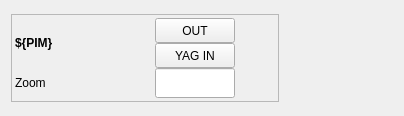
First picture: the form in widgets/yag.ui, repository pcdshub/ecs-pydm-ui, before the edit.
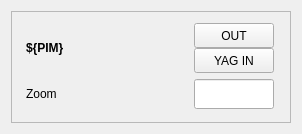
Second picture: the form after the edit. Custom widgets are drawn as their Qt base class.

```diff
--- a/widgets/yag.ui
+++ b/widgets/yag.ui
@@ -6,8 +6,8 @@
    <rect>
     <x>0</x>
     <y>0</y>
-    <width>404</width>
-    <height>116</height>
+    <width>302</width>
+    <height>134</height>
    </rect>
   </property>
   <property name="sizePolicy">
@@ -23,7 +23,7 @@
    <item>
     <widget class="QFrame" name="frame">
      <property name="sizePolicy">
-      <sizepolicy hsizetype="Fixed" vsizetype="Fixed">
+      <sizepolicy hsizetype="Preferred" vsizetype="Preferred">
        <horstretch>0</horstretch>
        <verstretch>0</verstretch>
       </sizepolicy>
@@ -39,19 +39,22 @@
        <number>0</number>
       </property>
       <property name="leftMargin">
-       <number>3</number>
+       <number>10</number>
       </property>
       <property name="topMargin">
-       <number>3</number>
+       <number>10</number>
       </property>
       <property name="rightMargin">
-       <number>3</number>
+       <number>10</number>
       </property>
       <property name="bottomMargin">
-       <number>3</number>
+       <number>10</number>
       </property>
       <item>
        <layout class="QHBoxLayout" name="horizontalLayout">
+        <property name="bottomMargin">
+         <number>5</number>
+        </property>
         <item>
          <widget class="PyDMLabel" name="PyDMLabel">
           <property name="sizePolicy">
@@ -62,7 +65,7 @@
           </property>
           <property name="minimumSize">
            <size>
-            <width>80</width>
+            <width>100</width>
             <height>30</height>
            </size>
           </property>
@@ -198,19 +201,6 @@
           </item>
          </layout>
         </item>
-        <item>
-         <spacer name="horizontalSpacer">
-          <property name="orientation">
-           <enum>Qt::Horizontal</enum>
-          </property>
-          <property name="sizeHint" stdset="0">
-           <size>
-            <width>40</width>
-            <height>20</height>
-           </size>
-          </property>
-         </spacer>
-        </item>
        </layout>
       </item>
       <item>
@@ -253,7 +243,7 @@
           </property>
           <property name="minimumSize">
            <size>
-            <width>60</width>
+            <width>80</width>
             <height>30</height>
            </size>
           </property>
@@ -287,7 +277,7 @@
           </property>
           <property name="maximumSize">
            <size>
-            <width>60</width>
+            <width>80</width>
             <height>30</height>
            </size>
           </property>
@@ -302,19 +292,6 @@
           </property>
          </widget>
         </item>
-        <item>
-         <spacer name="horizontalSpacer_2">
-          <property name="orientation">
-           <enum>Qt::Horizontal</enum>
-          </property>
-          <property name="sizeHint" stdset="0">
-           <size>
-            <width>40</width>
-            <height>20</height>
-           </size>
-          </property>
-         </spacer>
-        </item>
        </layout>
       </item>
      </layout>
```
Left out of the diff: 3 changed lines with no effect on the pictures.
